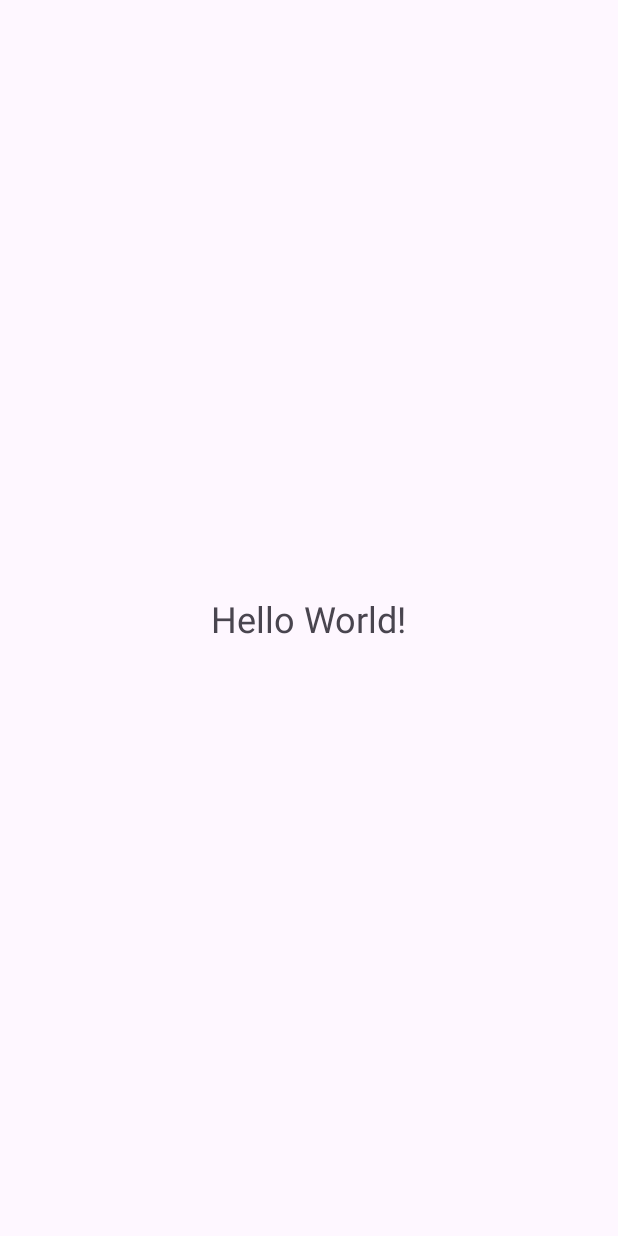
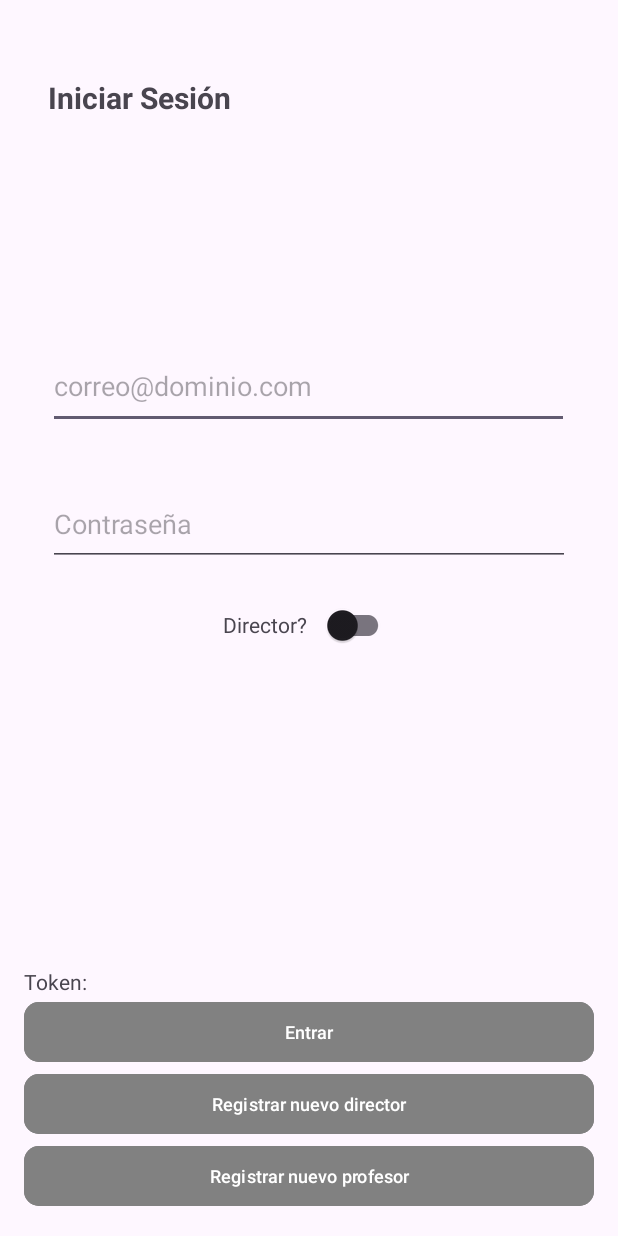
Before and after one commit to Cybersoft-Asimov2023/asimov2023-android-mobile-application, an Android app: the screen it shows after launch (MainActivity before the commit, SignInActivity after it), on a phone screen of 412 x 824 dp. Before the commit the screen is almost empty. Run offline under Robolectric (Android 15) with nearby library versions, the phone set to English and light mode, and no system bars.

Commit message:
feat-log in activity

```diff
--- a/app/build.gradle
+++ b/app/build.gradle
@@ -43,8 +43,13 @@ dependencies {
     androidTestImplementation 'androidx.test.ext:junit:1.1.5'
     androidTestImplementation 'androidx.test.espresso:espresso-core:3.5.1'
 
+    //retrofit - connect to database
     implementation 'com.squareup.retrofit2:retrofit:2.9.0'
     implementation 'com.google.code.gson:gson:2.10.1'
     implementation 'com.squareup.retrofit2:converter-gson:2.9.0'
+    //androidx - components library
+    implementation 'androidx.navigation:navigation-fragment:2.5.3'
+    implementation 'androidx.navigation:navigation-ui:2.5.3'
+
 
 }
--- a/app/src/main/AndroidManifest.xml
+++ b/app/src/main/AndroidManifest.xml
@@ -15,6 +15,9 @@
         android:theme="@style/Theme.Asimov2023"
         tools:targetApi="31">
         <activity
+            android:name=".ui.auth.SignInActivity"
+            android:exported="false" />
+        <activity
             android:name=".MainActivity"
             android:exported="true">
             <intent-filter>
--- a/app/src/main/java/com/example/android/asimov2023/MainActivity.kt
+++ b/app/src/main/java/com/example/android/asimov2023/MainActivity.kt
@@ -1,11 +1,13 @@
 package com.example.android.asimov2023
 
+import android.content.Intent
 import androidx.appcompat.app.AppCompatActivity
 import android.os.Bundle
 import android.util.Log
 import android.widget.TextView
 import com.example.android.asimov2023.retrofit.Model.DirectorItem
 import com.example.android.asimov2023.retrofit.RetrofitClient
+import com.example.android.asimov2023.ui.auth.SignInActivity
 import retrofit2.Call
 import retrofit2.Callback
 import retrofit2.Response
@@ -15,7 +17,10 @@ class MainActivity : AppCompatActivity() {
     override fun onCreate(savedInstanceState: Bundle?) {
         super.onCreate(savedInstanceState)
         setContentView(R.layout.activity_main)
-        getDirectors()
+       // getDirectors()
+        //testing log in
+        val intent = Intent(this, SignInActivity::class.java)
+        startActivity(intent)
 
     }
 
@@ -41,6 +46,9 @@ class MainActivity : AppCompatActivity() {
                     myStringBuilder.append("\n")
                 }
                 findViewById<TextView>(R.id.txtId).text = myStringBuilder
+
+
+
             }
             override fun onFailure(call: Call<List<DirectorItem>?>, t: Throwable) {
                 Log.d("MainActivity", "failure"+t.message)
@@ -50,4 +58,5 @@ class MainActivity : AppCompatActivity() {
 
 
     }
+
 }
--- a/app/src/main/java/com/example/android/asimov2023/retrofit/Model/DirectorItem.kt
+++ b/app/src/main/java/com/example/android/asimov2023/retrofit/Model/DirectorItem.kt
@@ -6,6 +6,8 @@ data class DirectorItem (
     var last_name: String,
     var age: Int,
     var email: String,
+    var password: String,
     var phone: String,
-    var roles: List<String>
+    var roles: List<String>,
+    val token: String
 )
--- /dev/null
+++ b/app/src/main/res/layout/activity_sign_in.xml
@@ -0,0 +1,120 @@
+<?xml version="1.0" encoding="utf-8"?>
+<androidx.constraintlayout.widget.ConstraintLayout xmlns:android="http://schemas.android.com/apk/res/android"
+    xmlns:app="http://schemas.android.com/apk/res-auto"
+    xmlns:tools="http://schemas.android.com/tools"
+    android:layout_width="match_parent"
+    android:layout_height="match_parent"
+    tools:context=".ui.auth.SignInActivity">
+
+
+    <LinearLayout
+        android:layout_width="match_parent"
+        android:layout_height="match_parent"
+        android:layout_margin="16dp"
+        android:orientation="vertical"
+        app:layout_constraintEnd_toEndOf="parent"
+        app:layout_constraintTop_toTopOf="parent">
+
+        <TextView
+            android:layout_width="wrap_content"
+            android:layout_height="wrap_content"
+            android:layout_marginHorizontal="16dp"
+            android:layout_marginTop="35dp"
+            android:text="Iniciar Sesión"
+            android:textAlignment="textStart"
+            android:textSize="20sp"
+            android:textStyle="bold" />
+
+        <EditText
+            android:id="@+id/txtEmail"
+            android:layout_width="347dp"
+            android:layout_height="57dp"
+            android:layout_marginHorizontal="16dp"
+            android:layout_marginTop="150dp"
+            android:hint="correo@dominio.com"
+            android:inputType="textEmailAddress" />
+
+        <EditText
+            android:id="@+id/txtPassword"
+            android:layout_width="match_parent"
+            android:layout_height="56dp"
+            android:layout_marginHorizontal="16dp"
+            android:layout_marginTop="35dp"
+            android:hint="Contraseña"
+            android:inputType="textPassword" />
+
+
+        <LinearLayout
+            android:layout_width="wrap_content"
+            android:layout_height="wrap_content"
+            android:layout_gravity="center"
+
+            android:layout_marginTop="15dp"
+            android:orientation="horizontal">
+
+            <TextView
+                android:layout_width="wrap_content"
+                android:layout_height="wrap_content"
+                android:layout_marginEnd="10dp"
+                android:text="Director?" />
+
+            <androidx.appcompat.widget.SwitchCompat
+                android:id="@+id/btnSwitch"
+
+                android:layout_width="wrap_content"
+                android:layout_height="wrap_content" />
+
+
+        </LinearLayout>
+
+        <Space
+            android:layout_width="match_parent"
+            android:layout_height="0dp"
+            android:layout_weight="1" />
+
+        <TextView
+            android:id="@+id/txtToken"
+            android:layout_width="match_parent"
+            android:layout_height="wrap_content"
+            android:text="Token:" />
+
+        <Button
+            android:id="@+id/btnEnter"
+            android:layout_width="match_parent"
+            android:layout_height="wrap_content"
+            android:backgroundTint="#818181"
+            android:paddingHorizontal="35dp"
+            android:text="Entrar"
+            android:textColor="@color/white"
+            android:textSize="12sp"
+
+            app:cornerRadius="10dp" />
+
+        <Button
+            android:id="@+id/btnRegisterDirector"
+            android:layout_width="match_parent"
+            android:layout_height="wrap_content"
+            android:backgroundTint="#818181"
+            android:paddingHorizontal="35dp"
+            android:text="Registrar nuevo director"
+            android:textColor="@color/white"
+            android:textSize="12sp"
+            app:cornerRadius="10dp" />
+
+        <Button
+            android:id="@+id/btnRegisterTeacher"
+            android:layout_width="match_parent"
+            android:layout_height="wrap_content"
+            android:backgroundTint="#818181"
+            android:paddingHorizontal="35dp"
+            android:text="Registrar nuevo profesor"
+            android:textColor="@color/white"
+            android:textSize="12sp"
+            app:cornerRadius="10dp" />
+
+
+    </LinearLayout>
+
+
+
+</androidx.constraintlayout.widget.ConstraintLayout>
```
Also changed, not shown: app/src/main/java/com/example/android/asimov2023/retrofit/Interface/DirectorsInterface.kt (+7 -0 lines), app/src/main/java/com/example/android/asimov2023/ui/auth/SignInActivity.kt (added, +88 -0 lines).
